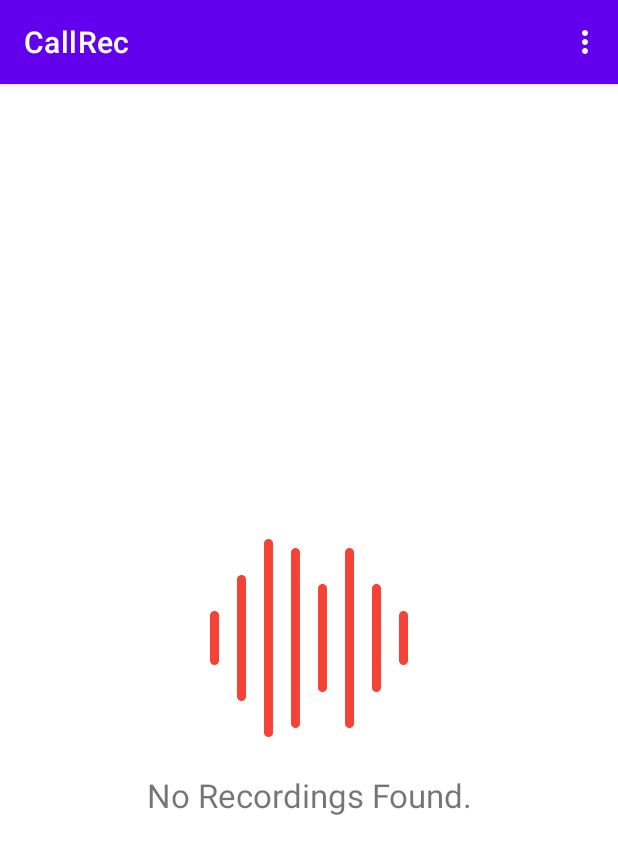
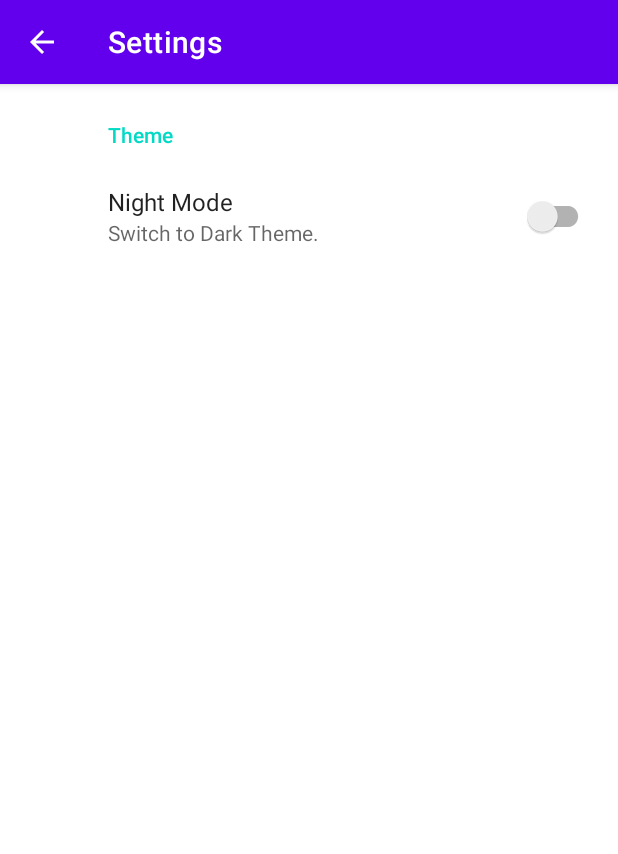
Before and after one commit to moresushant48/CallRec, an Android app: the screen it shows after launch (MainActivity before the commit, SettingsActivity after it), in the options menu, after a tap on "Settings", on a phone screen of 412 x 824 dp. Shown: the top 854 px of the screen. Run offline under Robolectric (Android 15) with nearby library versions, the phone set to English and light mode, and no system bars; our stand-ins replace androidx.preference.

Commit message:
Setup Preference Settings Activity.
Signed-off-by: Sushant More <moresushant48@gmail.com>

```diff
--- a/app/build.gradle
+++ b/app/build.gradle
@@ -34,6 +34,7 @@ dependencies {
     implementation 'com.google.android.material:material:1.2.1'
     implementation 'androidx.constraintlayout:constraintlayout:2.0.4'
     implementation 'androidx.swiperefreshlayout:swiperefreshlayout:1.2.0-alpha01'
+    implementation 'androidx.preference:preference:1.1.1'
 
     testImplementation 'junit:junit:4.13.1'
     androidTestImplementation 'androidx.test.ext:junit:1.1.2'
--- a/app/src/main/java/io/moresushant48/callrec/MainActivity.java
+++ b/app/src/main/java/io/moresushant48/callrec/MainActivity.java
@@ -128,7 +128,7 @@ public class MainActivity extends AppCompatActivity implements RecordingsAdapter
 
         switch (item.getItemId()) {
             case R.id.menu_settings:
-                Toast.makeText(MainActivity.this, "Settings", Toast.LENGTH_SHORT).show();
+                startActivity(new Intent(MainActivity.this, SettingsActivity.class));
                 break;
             case R.id.menu_about:
                 Toast.makeText(MainActivity.this, "About", Toast.LENGTH_SHORT).show();
--- /dev/null
+++ b/app/src/main/java/io/moresushant48/callrec/SettingsActivity.java
@@ -0,0 +1,77 @@
+package io.moresushant48.callrec;
+
+import android.os.Bundle;
+import android.view.MenuItem;
+
+import androidx.appcompat.app.ActionBar;
+import androidx.appcompat.app.AppCompatActivity;
+import androidx.appcompat.app.AppCompatDelegate;
+import androidx.preference.Preference;
+import androidx.preference.PreferenceFragmentCompat;
+import androidx.preference.SwitchPreferenceCompat;
+
+public class SettingsActivity extends AppCompatActivity {
+
+    public static final String SETTING_NIGHT_MODE = "setting_night_mode";
+
+    @Override
+    protected void onCreate(Bundle savedInstanceState) {
+        super.onCreate(savedInstanceState);
+        setContentView(R.layout.settings_activity);
+        if (savedInstanceState == null) {
+            getSupportFragmentManager()
+                    .beginTransaction()
+                    .replace(R.id.settings, new SettingsFragment())
+                    .commit();
+        }
+        ActionBar actionBar = getSupportActionBar();
+        if (actionBar != null) {
+            actionBar.setDisplayHomeAsUpEnabled(true);
+        }
+    }
+
+    public static class SettingsFragment extends PreferenceFragmentCompat implements Preference.OnPreferenceChangeListener {
+
+        SwitchPreferenceCompat nightMode;
+
+        @Override
+        public void onCreatePreferences(Bundle savedInstanceState, String rootKey) {
+            setPreferencesFromResource(R.xml.root_preferences, rootKey);
+
+            nightMode = findPreference(SETTING_NIGHT_MODE);
+            assert nightMode != null;
+            nightMode.setOnPreferenceChangeListener(this);
+        }
+
+        @Override
+        public boolean onPreferenceChange(Preference preference, Object newValue) {
+            switch (preference.getKey()) {
+                case SETTING_NIGHT_MODE:
+                    return changeThemeMode(newValue);
+
+                default:
+                    return false;
+            }
+        }
+
+        private boolean changeThemeMode(Object newValue) {
+            if((boolean) newValue)
+                AppCompatDelegate.setDefaultNightMode(AppCompatDelegate.MODE_NIGHT_YES);
+            else
+                AppCompatDelegate.setDefaultNightMode(AppCompatDelegate.MODE_NIGHT_NO);
+
+            return true;
+        }
+    }
+
+    @Override
+    public boolean onOptionsItemSelected(MenuItem item) {
+        switch (item.getItemId()) {
+            case android.R.id.home:
+                onBackPressed();
+                return true;
+        }
+
+        return super.onOptionsItemSelected(item);
+    }
+}
--- /dev/null
+++ b/app/src/main/res/layout/settings_activity.xml
@@ -0,0 +1,9 @@
+<LinearLayout xmlns:android="http://schemas.android.com/apk/res/android"
+    android:layout_width="match_parent"
+    android:layout_height="match_parent">
+
+    <FrameLayout
+        android:id="@+id/settings"
+        android:layout_width="match_parent"
+        android:layout_height="match_parent" />
+</LinearLayout>
--- a/app/src/main/res/values-night/themes.xml
+++ b/app/src/main/res/values-night/themes.xml
@@ -13,6 +13,8 @@
         <item name="android:statusBarColor" tools:targetApi="l">?attr/colorPrimaryVariant</item>
         <!-- Customize your theme here. -->
 
+        <item name="android:textColor">@color/white</item>
+
         <!-- Rounded BottomSheetDialog -->
         <item name="bottomSheetDialogTheme">@style/AppBottomSheetDialogTheme</item>
     </style>
--- a/app/src/main/res/values/strings.xml
+++ b/app/src/main/res/values/strings.xml
@@ -2,4 +2,10 @@
     <string name="app_name">CallRec</string>
     <string name="menu_about">About</string>
     <string name="menu_settings">Settings</string>
+    <string name="title_activity_settings">Settings</string>
+
+    <!-- Preference Titles -->
+    <string name="themes">Theme</string>
+
+
 </resources>
--- /dev/null
+++ b/app/src/main/res/xml/root_preferences.xml
@@ -0,0 +1,13 @@
+<PreferenceScreen xmlns:app="http://schemas.android.com/apk/res-auto">
+
+    <PreferenceCategory app:title="@string/themes">
+
+        <SwitchPreferenceCompat
+            app:defaultValue="false"
+            app:key="setting_night_mode"
+            app:summary="Switch to Dark Theme."
+            app:title="Night Mode" />
+
+    </PreferenceCategory>
+
+</PreferenceScreen>
```
Also changed, not shown: app/src/main/AndroidManifest.xml (+11 -9 lines), app/src/main/res/values/arrays.xml (added, +12 -0 lines).
